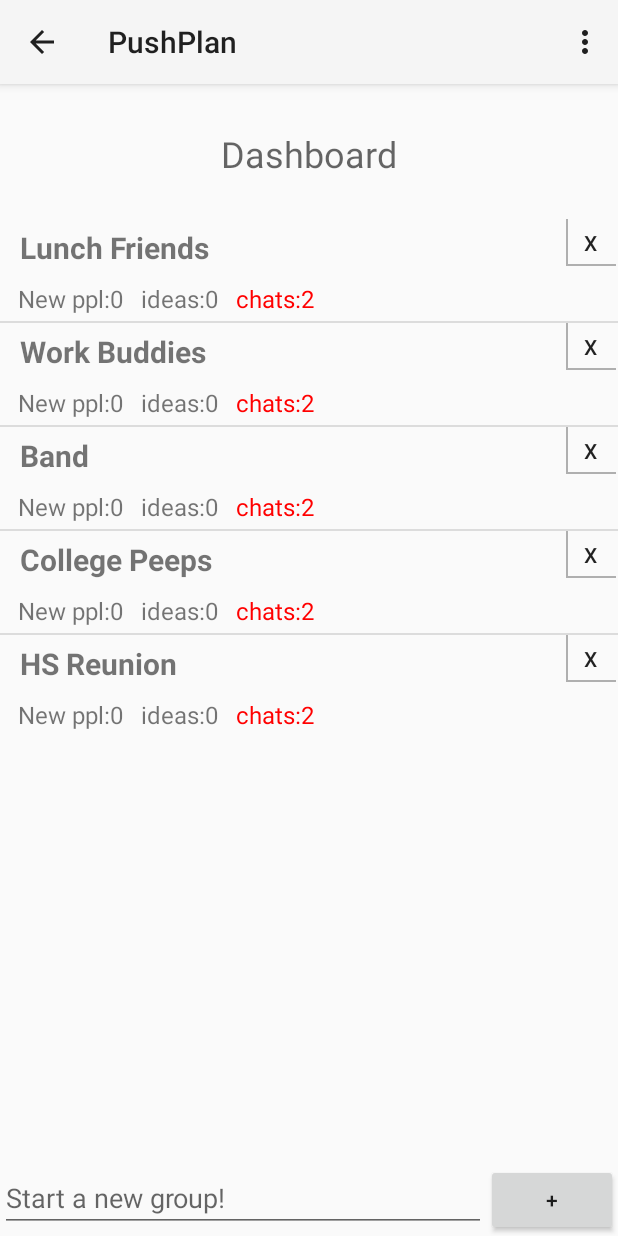
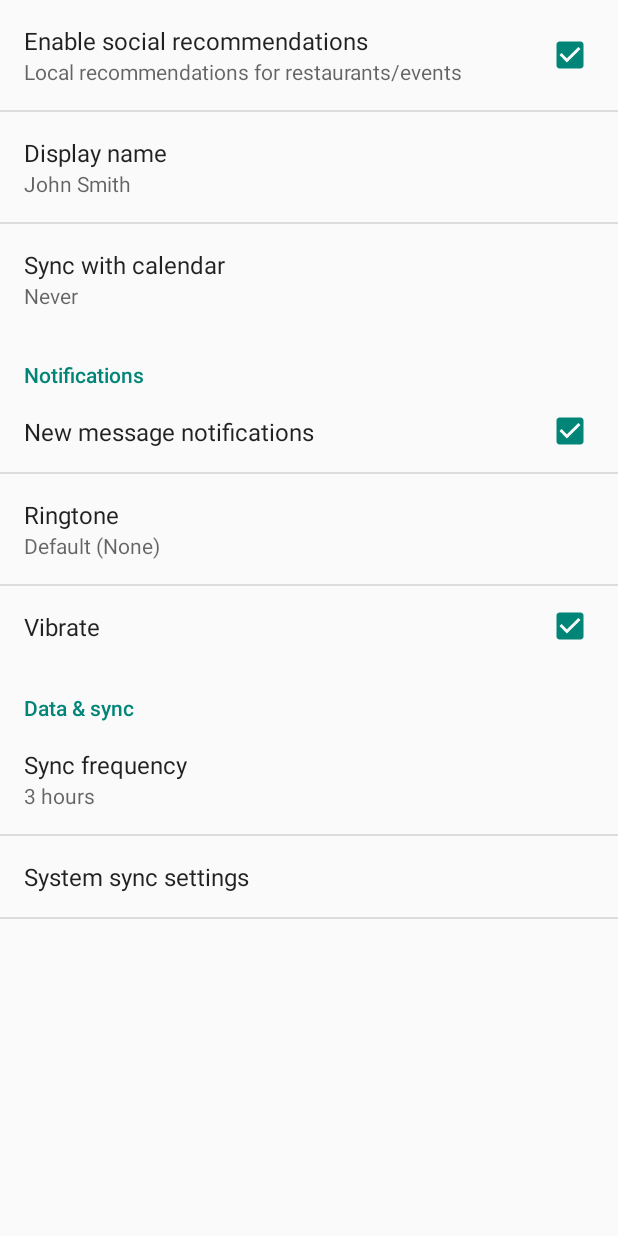
Before and after one commit to jcchin/PushPlanAndroid, an Android app: the screen it shows after launch (MainActivity before the commit, PushSettings after it), in the options menu, after a tap on "Settings", on a phone screen of 412 x 824 dp. Run offline under Robolectric (Android 15) with nearby library versions, the light colour scheme and no system bars; 5 statements that could not run were skipped.

Commit message:
Added setttings panel with Shared Preferences

```diff
--- a/PushPlan/src/main/java/net/pushplan/pushplanandroid/pushplan/DemoHuddle.java
+++ b/PushPlan/src/main/java/net/pushplan/pushplanandroid/pushplan/DemoHuddle.java
@@ -4,6 +4,7 @@ import java.util.ArrayList;
 import java.util.Locale;
 
 import android.content.Context;
+import android.content.Intent;
 import android.support.v4.app.FragmentActivity;
 import android.support.v7.app.ActionBar;
 import android.support.v4.app.Fragment;
@@ -307,27 +308,27 @@ public class DemoHuddle extends FragmentActivity implements ActionBar.TabListene
                 ArrayList<Idea> ideas = new ArrayList<Idea>();
 
                 idea = new Idea();
-                idea.setName("Lunch Friends");
+                idea.setName("Presto");
                 idea.setDate("1/1/2013");
                 ideas.add(idea);
 
                 idea = new Idea();
-                idea.setName("Work Buddies");
+                idea.setName("Pizza Bogo");
                 idea.setDate("1/7/1985");
                 ideas.add(idea);
 
                 idea = new Idea();
-                idea.setName("Band");
+                idea.setName("Cyclone Pita");
                 idea.setDate("5/7/2013");
                 ideas.add(idea);
 
                 idea = new Idea();
-                idea.setName("College Peeps");
+                idea.setName("Panera");
                 idea.setDate("5/2/2014");
                 ideas.add(idea);
 
                 idea = new Idea();
-                idea.setName("HS Reunion");
+                idea.setName("Brown Bag Burgers");
                 idea.setDate("9/6/2013");
                 ideas.add(idea);
                 listview.setAdapter(new IdeaAdapter(getAppContext(), ideas));
@@ -352,6 +353,8 @@ public class DemoHuddle extends FragmentActivity implements ActionBar.TabListene
         // as you specify a parent activity in AndroidManifest.xml.
         int id = item.getItemId();
         if (id == R.id.action_settings) {
+
+            openSettings();
             return true;
         }
         return super.onOptionsItemSelected(item);
@@ -429,5 +432,11 @@ public class DemoHuddle extends FragmentActivity implements ActionBar.TabListene
             return rootView;
         }
     }
+    public void openSettings() {
+        // Do something in response to button
+        Intent intent = new Intent(this, PushSettings.class);
+        startActivity(intent);
+
+    }
 
 }
--- a/PushPlan/src/main/java/net/pushplan/pushplanandroid/pushplan/MainActivity.java
+++ b/PushPlan/src/main/java/net/pushplan/pushplanandroid/pushplan/MainActivity.java
@@ -119,6 +119,7 @@ public class MainActivity extends ActionBarActivity
         // as you specify a parent activity in AndroidManifest.xml.
         int id = item.getItemId();
         if (id == R.id.action_settings) {
+            openSettings();
             return true;
         }
         if (id == R.id.action_sign_out) {
@@ -299,4 +300,10 @@ public class MainActivity extends ActionBarActivity
 
 
     }
+    public void openSettings() {
+        // Do something in response to button
+        Intent intent = new Intent(this, PushSettings.class);
+        startActivity(intent);
+
+    }
 }
--- /dev/null
+++ b/PushPlan/src/main/java/net/pushplan/pushplanandroid/pushplan/PushSettings.java
@@ -0,0 +1,292 @@
+package net.pushplan.pushplanandroid.pushplan;
+
+import android.annotation.TargetApi;
+import android.content.Context;
+import android.content.res.Configuration;
+import android.media.Ringtone;
+import android.media.RingtoneManager;
+import android.net.Uri;
+import android.os.Build;
+import android.os.Bundle;
+import android.preference.ListPreference;
+import android.preference.Preference;
+import android.preference.PreferenceActivity;
+import android.preference.PreferenceCategory;
+import android.preference.PreferenceFragment;
+import android.preference.PreferenceManager;
+import android.preference.RingtonePreference;
+import android.text.TextUtils;
+import android.view.MenuItem;
+import android.support.v4.app.NavUtils;
+
+
+import java.util.List;
+
+/**
+ * A {@link PreferenceActivity} that presents a set of application settings. On
+ * handset devices, settings are presented as a single list. On tablets,
+ * settings are split by category, with category headers shown to the left of
+ * the list of settings.
+ * <p>
+ * See <a href="http://developer.android.com/design/patterns/settings.html">
+ * Android Design: Settings</a> for design guidelines and the <a
+ * href="http://developer.android.com/guide/topics/ui/settings.html">Settings
+ * API Guide</a> for more information on developing a Settings UI.
+ */
+public class PushSettings extends PreferenceActivity {
+    /**
+     * Determines whether to always show the simplified settings UI, where
+     * settings are presented in a single list. When false, settings are shown
+     * as a master/detail two-pane view on tablets. When true, a single pane is
+     * shown on tablets.
+     */
+    private static final boolean ALWAYS_SIMPLE_PREFS = false;
+
+    @Override
+    protected void onCreate(Bundle savedInstanceState) {
+        super.onCreate(savedInstanceState);
+        setupActionBar();
+    }
+
+    /**
+     * Set up the {@link android.app.ActionBar}, if the API is available.
+     */
+    @TargetApi(Build.VERSION_CODES.HONEYCOMB)
+    private void setupActionBar() {
+        if (Build.VERSION.SDK_INT >= Build.VERSION_CODES.HONEYCOMB) {
+            // Show the Up button in the action bar.
+            getActionBar().setDisplayHomeAsUpEnabled(true);
+        }
+    }
+
+    @Override
+    public boolean onOptionsItemSelected(MenuItem item) {
+        int id = item.getItemId();
+        if (id == android.R.id.home) {
+            // This ID represents the Home or Up button. In the case of this
+            // activity, the Up button is shown. Use NavUtils to allow users
+            // to navigate up one level in the application structure. For
+            // more details, see the Navigation pattern on Android Design:
+            //
+            // http://developer.android.com/design/patterns/navigation.html#up-vs-back
+            //
+            // TODO: If Settings has multiple levels, Up should navigate up
+            // that hierarchy.
+            NavUtils.navigateUpFromSameTask(this);
+            return true;
+        }
+        return super.onOptionsItemSelected(item);
+    }
+
+    @Override
+    protected void onPostCreate(Bundle savedInstanceState) {
+        super.onPostCreate(savedInstanceState);
+
+        setupSimplePreferencesScreen();
+    }
+
+    /**
+     * Shows the simplified settings UI if the device configuration if the
+     * device configuration dictates that a simplified, single-pane UI should be
+     * shown.
+     */
+    private void setupSimplePreferencesScreen() {
+        if (!isSimplePreferences(this)) {
+            return;
+        }
+
+        // In the simplified UI, fragments are not used at all and we instead
+        // use the older PreferenceActivity APIs.
+
+        // Add 'general' preferences.
+        addPreferencesFromResource(R.xml.pref_general);
+
+        // Add 'notifications' preferences, and a corresponding header.
+        PreferenceCategory fakeHeader = new PreferenceCategory(this);
+        fakeHeader.setTitle(R.string.pref_header_notifications);
+        getPreferenceScreen().addPreference(fakeHeader);
+        addPreferencesFromResource(R.xml.pref_notification);
+
+        // Add 'data and sync' preferences, and a corresponding header.
+        fakeHeader = new PreferenceCategory(this);
+        fakeHeader.setTitle(R.string.pref_header_data_sync);
+        getPreferenceScreen().addPreference(fakeHeader);
+        addPreferencesFromResource(R.xml.pref_data_sync);
+
+        // Bind the summaries of EditText/List/Dialog/Ringtone preferences to
+        // their values. When their values change, their summaries are updated
+        // to reflect the new value, per the Android Design guidelines.
+        bindPreferenceSummaryToValue(findPreference("example_text"));
+        bindPreferenceSummaryToValue(findPreference("example_list"));
+        bindPreferenceSummaryToValue(findPreference("notifications_new_message_ringtone"));
+        bindPreferenceSummaryToValue(findPreference("sync_frequency"));
+    }
+
+    /** {@inheritDoc} */
+    @Override
+    public boolean onIsMultiPane() {
+        return isXLargeTablet(this) && !isSimplePreferences(this);
+    }
+
+    /**
+     * Helper method to determine if the device has an extra-large screen. For
+     * example, 10" tablets are extra-large.
+     */
+    private static boolean isXLargeTablet(Context context) {
+        return (context.getResources().getConfiguration().screenLayout
+        & Configuration.SCREENLAYOUT_SIZE_MASK) >= Configuration.SCREENLAYOUT_SIZE_XLARGE;
+    }
+
+    /**
+     * Determines whether the simplified settings UI should be shown. This is
+     * true if this is forced via {@link #ALWAYS_SIMPLE_PREFS}, or the device
+     * doesn't have newer APIs like {@link PreferenceFragment}, or the device
+     * doesn't have an extra-large screen. In these cases, a single-pane
+     * "simplified" settings UI should be shown.
+     */
+    private static boolean isSimplePreferences(Context context) {
+        return ALWAYS_SIMPLE_PREFS
+                || Build.VERSION.SDK_INT < Build.VERSION_CODES.HONEYCOMB
+                || !isXLargeTablet(context);
+    }
+
+    /** {@inheritDoc} */
+    @Override
+    @TargetApi(Build.VERSION_CODES.HONEYCOMB)
+    public void onBuildHeaders(List<Header> target) {
+        if (!isSimplePreferences(this)) {
+            loadHeadersFromResource(R.xml.pref_headers, target);
+        }
+    }
+
+    /**
+     * A preference value change listener that updates the preference's summary
+     * to reflect its new value.
+     */
+    private static Preference.OnPreferenceChangeListener sBindPreferenceSummaryToValueListener = new Preference.OnPreferenceChangeListener() {
+        @Override
+        public boolean onPreferenceChange(Preference preference, Object value) {
+            String stringValue = value.toString();
+
+            if (preference instanceof ListPreference) {
+                // For list preferences, look up the correct display value in
+                // the preference's 'entries' list.
+                ListPreference listPreference = (ListPreference) preference;
+                int index = listPreference.findIndexOfValue(stringValue);
+
+                // Set the summary to reflect the new value.
+                preference.setSummary(
+                        index >= 0
+                                ? listPreference.getEntries()[index]
+                                : null);
+
+            } else if (preference instanceof RingtonePreference) {
+                // For ringtone preferences, look up the correct display value
+                // using RingtoneManager.
+                if (TextUtils.isEmpty(stringValue)) {
+                    // Empty values correspond to 'silent' (no ringtone).
+                    preference.setSummary(R.string.pref_ringtone_silent);
+
+                } else {
+                    Ringtone ringtone = RingtoneManager.getRingtone(
+                            preference.getContext(), Uri.parse(stringValue));
+
+                    if (ringtone == null) {
+                        // Clear the summary if there was a lookup error.
+                        preference.setSummary(null);
+                    } else {
+                        // Set the summary to reflect the new ringtone display
+                        // name.
+                        String name = ringtone.getTitle(preference.getContext());
+                        preference.setSummary(name);
+                    }
+                }
+
+            } else {
+                // For all other preferences, set the summary to the value's
+                // simple string representation.
+                preference.setSummary(stringValue);
+            }
+            return true;
+        }
+    };
+
+    /**
+     * Binds a preference's summary to its value. More specifically, when the
+     * preference's value is changed, its summary (line of text below the
+     * preference title) is updated to reflect the value. The summary is also
+     * immediately updated upon calling this method. The exact display format is
+     * dependent on the type of preference.
+     *
+     * @see #sBindPreferenceSummaryToValueListener
+     */
+    private static void bindPreferenceSummaryToValue(Preference preference) {
+        // Set the listener to watch for value changes.
+        preference.setOnPreferenceChangeListener(sBindPreferenceSummaryToValueListener);
+
+        // Trigger the listener immediately with the preference's
+        // current value.
+        sBindPreferenceSummaryToValueListener.onPreferenceChange(preference,
+                PreferenceManager
+                        .getDefaultSharedPreferences(preference.getContext())
+                        .getString(preference.getKey(), ""));
+    }
+
+    /**
+     * This fragment shows general preferences only. It is used when the
+     * activity is showing a two-pane settings UI.
+     */
+    @TargetApi(Build.VERSION_CODES.HONEYCOMB)
+    public static class GeneralPreferenceFragment extends PreferenceFragment {
+        @Override
+        public void onCreate(Bundle savedInstanceState) {
+            super.onCreate(savedInstanceState);
+            addPreferencesFromResource(R.xml.pref_general);
+
+            // Bind the summaries of EditText/List/Dialog/Ringtone preferences
+            // to their values. When their values change, their summaries are
+            // updated to reflect the new value, per the Android Design
+            // guidelines.
+            bindPreferenceSummaryToValue(findPreference("example_text"));
+            bindPreferenceSummaryToValue(findPreference("example_list"));
+        }
+    }
+
+    /**
+     * This fragment shows notification preferences only. It is used when the
+     * activity is showing a two-pane settings UI.
+     */
+    @TargetApi(Build.VERSION_CODES.HONEYCOMB)
+    public static class NotificationPreferenceFragment extends PreferenceFragment {
+        @Override
+        public void onCreate(Bundle savedInstanceState) {
+            super.onCreate(savedInstanceState);
+            addPreferencesFromResource(R.xml.pref_notification);
+
+            // Bind the summaries of EditText/List/Dialog/Ringtone preferences
+            // to their values. When their values change, their summaries are
+            // updated to reflect the new value, per the Android Design
+            // guidelines.
+            bindPreferenceSummaryToValue(findPreference("notifications_new_message_ringtone"));
+        }
+    }
+
+    /**
+     * This fragment shows data and sync preferences only. It is used when the
+     * activity is showing a two-pane settings UI.
+     */
+    @TargetApi(Build.VERSION_CODES.HONEYCOMB)
+    public static class DataSyncPreferenceFragment extends PreferenceFragment {
+        @Override
+        public void onCreate(Bundle savedInstanceState) {
+            super.onCreate(savedInstanceState);
+            addPreferencesFromResource(R.xml.pref_data_sync);
+
+            // Bind the summaries of EditText/List/Dialog/Ringtone preferences
+            // to their values. When their values change, their summaries are
+            // updated to reflect the new value, per the Android Design
+            // guidelines.
+            bindPreferenceSummaryToValue(findPreference("sync_frequency"));
+        }
+    }
+}
--- a/PushPlan/src/main/res/layout/fragment_idea.xml
+++ b/PushPlan/src/main/res/layout/fragment_idea.xml
@@ -10,7 +10,8 @@
         android:textAppearance="?android:attr/textAppearanceLarge"
         android:text="Sample Idea Poll"
         android:id="@+id/text1"
-        android:layout_gravity="center_horizontal" />
+        android:layout_gravity="center_horizontal"
+        android:layout_margin="20dp" />
     <ListView
         android:layout_width="match_parent"
         android:layout_height="wrap_content"
--- /dev/null
+++ b/PushPlan/src/main/res/values/strings_activity_push_settings.xml
@@ -0,0 +1,59 @@
+<resources>
+        <string name="title_activity_push_settings">Settings</string>
+
+    <!-- Strings related to Settings -->
+
+    <!-- Example General settings -->
+    <string name="pref_header_general">General</string>
+
+    <string name="pref_title_social_recommendations">Enable social recommendations</string>
+    <string name="pref_description_social_recommendations">Local recommendations for restaurants/events</string>
+
+    <string name="pref_title_display_name">Display name</string>
+    <string name="pref_default_display_name">John Smith</string>
+
+    <string name="pref_title_add_friends_to_messages">Sync with calendar</string>
+    <string-array name="pref_example_list_titles">
+        <item>Always</item>
+        <item>When requested</item>
+        <item>Never</item>
+    </string-array>
+    <string-array name="pref_example_list_values">
+        <item>1</item>
+        <item>0</item>
+        <item>-1</item>
+    </string-array>
+
+    <!-- Example settings for Data & Sync -->
+    <string name="pref_header_data_sync">Data &amp; sync</string>
+
+    <string name="pref_title_sync_frequency">Sync frequency</string>
+    <string-array name="pref_sync_frequency_titles">
+        <item>15 minutes</item>
+        <item>30 minutes</item>
+        <item>1 hour</item>
+        <item>3 hours</item>
+        <item>6 hours</item>
+        <item>Never</item>
+    </string-array>
+    <string-array name="pref_sync_frequency_values">
+        <item>15</item>
+        <item>30</item>
+        <item>60</item>
+        <item>180</item>
+        <item>360</item>
+        <item>-1</item>
+    </string-array>
+
+    <string name="pref_title_system_sync_settings">System sync settings</string>
+
+    <!-- Example settings for Notifications -->
+    <string name="pref_header_notifications">Notifications</string>
+
+    <string name="pref_title_new_message_notifications">New message notifications</string>
+
+    <string name="pref_title_ringtone">Ringtone</string>
+    <string name="pref_ringtone_silent">Silent</string>
+
+    <string name="pref_title_vibrate">Vibrate</string>
+</resources>
--- /dev/null
+++ b/PushPlan/src/main/res/xml/pref_data_sync.xml
@@ -0,0 +1,21 @@
+<PreferenceScreen xmlns:android="http://schemas.android.com/apk/res/android">
+
+    <!-- NOTE: Hide buttons to simplify the UI. Users can touch outside the dialog to
+         dismiss it. -->
+    <!-- NOTE: ListPreference's summary should be set to its value by the activity code. -->
+    <ListPreference
+        android:key="sync_frequency"
+        android:title="@string/pref_title_sync_frequency"
+        android:entries="@array/pref_sync_frequency_titles"
+        android:entryValues="@array/pref_sync_frequency_values"
+        android:defaultValue="180"
+        android:negativeButtonText="@null"
+        android:positiveButtonText="@null" />
+
+    <!-- This preference simply launches an intent when selected. Use this UI sparingly, per
+         design guidelines. -->
+    <Preference android:title="@string/pref_title_system_sync_settings">
+        <intent android:action="android.settings.SYNC_SETTINGS" />
+    </Preference>
+
+</PreferenceScreen>
--- /dev/null
+++ b/PushPlan/src/main/res/xml/pref_general.xml
@@ -0,0 +1,33 @@
+<PreferenceScreen xmlns:android="http://schemas.android.com/apk/res/android">
+
+    <CheckBoxPreference
+        android:key="example_checkbox"
+        android:title="@string/pref_title_social_recommendations"
+        android:summary="@string/pref_description_social_recommendations"
+        android:defaultValue="true" />
+
+    <!-- NOTE: EditTextPreference accepts EditText attributes. -->
+    <!-- NOTE: EditTextPreference's summary should be set to its value by the activity code. -->
+    <EditTextPreference
+        android:key="example_text"
+        android:title="@string/pref_title_display_name"
+        android:defaultValue="@string/pref_default_display_name"
+        android:selectAllOnFocus="true"
+        android:inputType="textCapWords"
+        android:capitalize="words"
+        android:singleLine="true"
+        android:maxLines="1" />
+
+    <!-- NOTE: Hide buttons to simplify the UI. Users can touch outside the dialog to
+         dismiss it. -->
+    <!-- NOTE: ListPreference's summary should be set to its value by the activity code. -->
+    <ListPreference
+        android:key="example_list"
+        android:title="@string/pref_title_add_friends_to_messages"
+        android:defaultValue="-1"
+        android:entries="@array/pref_example_list_titles"
+        android:entryValues="@array/pref_example_list_values"
+        android:negativeButtonText="@null"
+        android:positiveButtonText="@null" />
+
+</PreferenceScreen>
--- /dev/null
+++ b/PushPlan/src/main/res/xml/pref_headers.xml
@@ -0,0 +1,17 @@
+<preference-headers xmlns:android="http://schemas.android.com/apk/res/android">
+
+    <!-- These settings headers are only used on tablets. -->
+
+    <header
+        android:fragment="net.pushplan.pushplanandroid.pushplan.PushSettings$GeneralPreferenceFragment"
+        android:title="@string/pref_header_general" />
+
+    <header
+        android:fragment="net.pushplan.pushplanandroid.pushplan.PushSettings$NotificationPreferenceFragment"
+        android:title="@string/pref_header_notifications" />
+
+    <header
+        android:fragment="net.pushplan.pushplanandroid.pushplan.PushSettings$DataSyncPreferenceFragment"
+        android:title="@string/pref_header_data_sync" />
+
+</preference-headers>
--- /dev/null
+++ b/PushPlan/src/main/res/xml/pref_notification.xml
@@ -0,0 +1,27 @@
+<PreferenceScreen xmlns:android="http://schemas.android.com/apk/res/android">
+
+    <!-- A 'parent' preference, which enables/disables child preferences (below)
+         when checked/unchecked. -->
+    <CheckBoxPreference
+        android:key="notifications_new_message"
+        android:title="@string/pref_title_new_message_notifications"
+        android:defaultValue="true" />
+
+    <!-- Allows the user to choose a ringtone in the 'notification' category. -->
+    <!-- NOTE: This preference will be enabled only when the checkbox above is checked. -->
+    <!-- NOTE: RingtonePreference's summary should be set to its value by the activity code. -->
+    <RingtonePreference
+        android:dependency="notifications_new_message"
+        android:key="notifications_new_message_ringtone"
+        android:title="@string/pref_title_ringtone"
+        android:ringtoneType="notification"
+        android:defaultValue="content://settings/system/notification_sound" />
+
+    <!-- NOTE: This preference will be enabled only when the checkbox above is checked. -->
+    <CheckBoxPreference
+        android:dependency="notifications_new_message"
+        android:key="notifications_new_message_vibrate"
+        android:title="@string/pref_title_vibrate"
+        android:defaultValue="true" />
+
+</PreferenceScreen>
```
Also changed, not shown: PushPlan/src/main/AndroidManifest.xml (+9 -1 lines).
